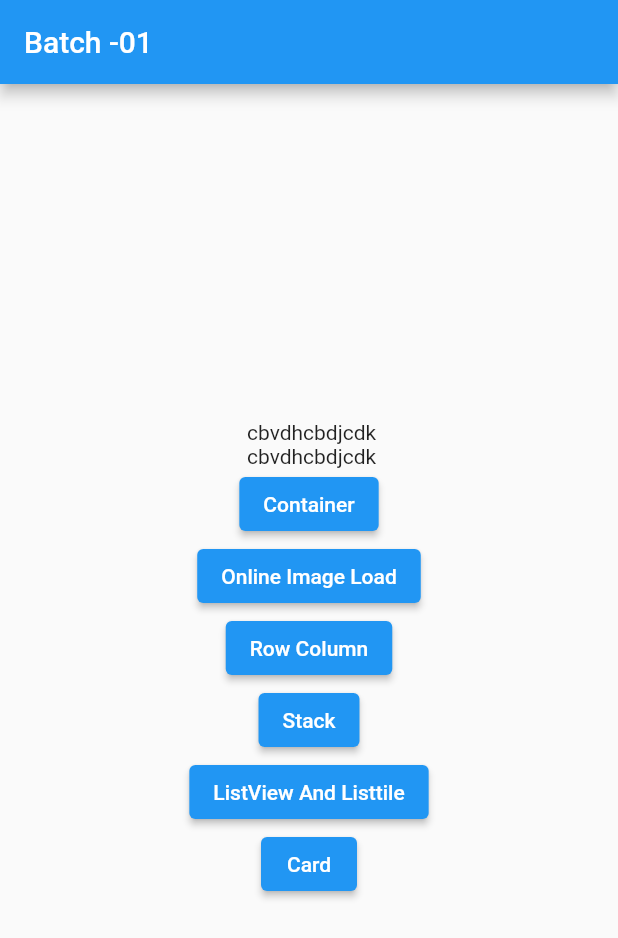
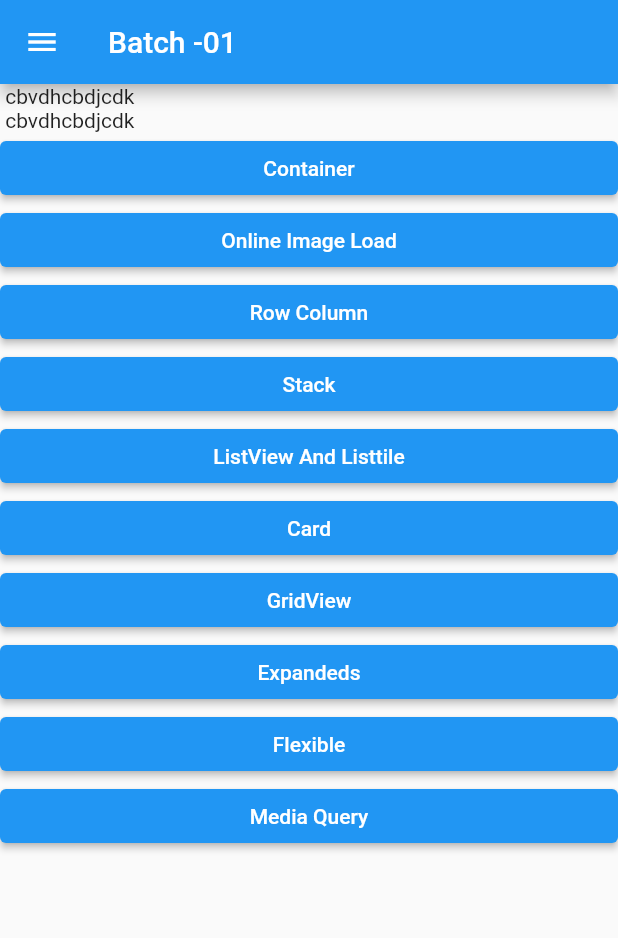
Before and after one commit to jihanislam007/ict_appdevelopment_batch_1, a Flutter app: the screen it shows after launch, on a phone screen of 412 x 824 dp. Shown: the top 938 px of the screen. Run offline on Flutter 3.47's test engine with Material 2 defaults, Android fonts, the phone set to English and light mode, and no system bars.

Commit message:
Class 24

```diff
--- a/lib/Dashboard.dart
+++ b/lib/Dashboard.dart
@@ -2,22 +2,68 @@ import 'package:flutter/material.dart';
 
 import 'Cards.dart';
 import 'Containers.dart';
+import 'Expandeds.dart';
+import 'Flexibles.dart';
+import 'Grideview.dart';
 import 'RowColumn.dart';
 import 'Stacks.dart';
 import 'imageLoad.dart';
 import 'listTiles.dart';
+import 'mediaquery.dart';
 
 class Dashboard extends StatelessWidget {
   @override
   Widget build(BuildContext context) {
+
     return Scaffold(
+      drawer: Drawer(
+        child: ListView(
+          children: [
+            DrawerHeader(
+                decoration: BoxDecoration(
+                  color: Colors.teal
+                ),
+                child: CircleAvatar(radius: 50,)
+            ),
+
+            ListTile(
+              leading: Icon(Icons.account_balance),
+              title: Text("Home"),
+              onTap: (){
+                print("i am home");
+              },
+            ),
+
+            ListTile(
+              leading: Icon(Icons.account_balance),
+              title: Text("Home"),
+            )
+            ,
+            ListTile(
+              leading: Icon(Icons.account_balance),
+              title: Text("Home"),
+            ),
+            ListTile(
+              leading: Icon(Icons.account_balance),
+              title: Text("card page"),
+              onTap: () {
+                Navigator.push(
+                    context, MaterialPageRoute(builder: (context) => cards()));
+              }
+            )
+
+          ],
+        ),
+
+      ),
+
         appBar: AppBar(
           title: Text("Batch -01"),
         ),
         body: SafeArea(
           child: Center(
-            child: Column(
-              mainAxisAlignment: MainAxisAlignment.center,
+            child: ListView(
+              //mainAxisAlignment: MainAxisAlignment.center,
               children: [
                 Text(" cbvdhcbdjcdk"),
                 Text(" cbvdhcbdjcdk"),
@@ -55,7 +101,32 @@ class Dashboard extends StatelessWidget {
                     onPressed: (){
                       Navigator.push(context, MaterialPageRoute(builder: (context) => cards()));
                     },
-                    child: Text("Card"))
+                    child: Text("Card")),
+
+                ElevatedButton(
+                    onPressed: (){
+                      Navigator.push(context, MaterialPageRoute(builder: (context) => gridviews()));
+                    },
+                    child: Text("GridView")),
+
+                ElevatedButton(
+                    onPressed: (){
+                      Navigator.push(context, MaterialPageRoute(builder: (context) => Expandeds()));
+                    },
+                    child: Text("Expandeds")),
+
+                ElevatedButton(
+                    onPressed: (){
+                      Navigator.push(context, MaterialPageRoute(builder: (context) => flexibles()));
+                    },
+                    child: Text("Flexible")),
+
+                ElevatedButton(
+                    onPressed: (){
+                      Navigator.push(context, MaterialPageRoute(builder: (context) => mediaQuerys()));
+                    },
+                    child: Text("Media Query"))
+
 
               ],
             ),
```
Also changed, not shown: lib/Expandeds.dart (added, +42 -0 lines), lib/Flexibles.dart (added, +39 -0 lines), lib/Grideview.dart (added, +48 -0 lines), lib/mediaquery.dart (added, +30 -0 lines).
